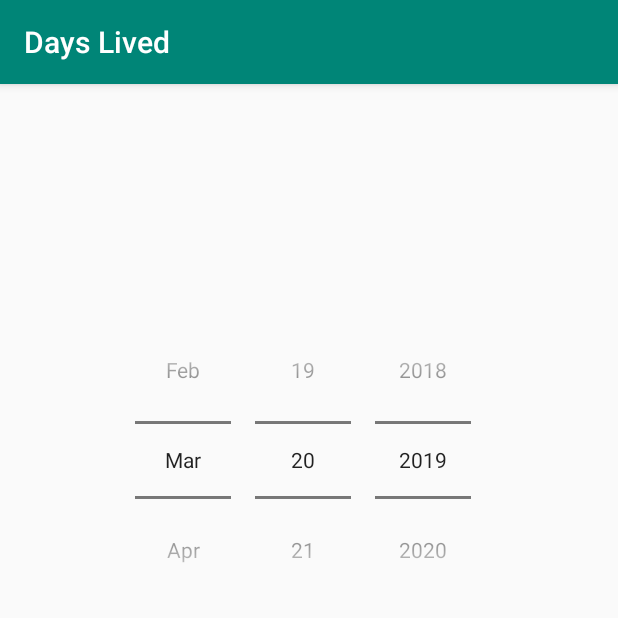
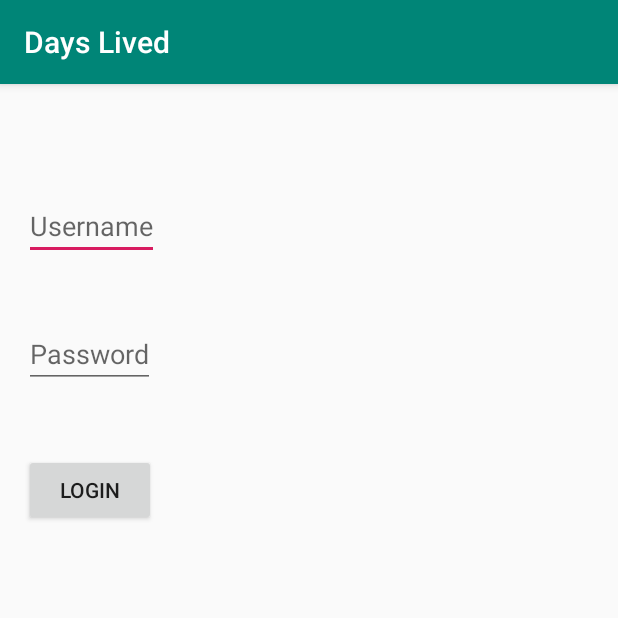
Before and after one commit to Ignis17/CS355, an Android app: the screen it shows after launch (MainActivity), on a phone screen of 412 x 824 dp, the top half of it. Run offline under Robolectric (Android 15) with nearby library versions, the phone set to English and light mode, and no system bars.

Commit message:
finished lab assignment 5

```diff
--- a/AndroidStudio/DaysLived/app/src/main/AndroidManifest.xml
+++ b/AndroidStudio/DaysLived/app/src/main/AndroidManifest.xml
@@ -9,6 +9,7 @@
         android:roundIcon="@mipmap/ic_launcher_round"
         android:supportsRtl="true"
         android:theme="@style/AppTheme">
+        <activity android:name=".DaysLivedActivity"></activity>
         <activity android:name=".MainActivity">
             <intent-filter>
                 <action android:name="android.intent.action.MAIN" />
--- a/AndroidStudio/DaysLived/app/src/main/res/layout/activity_main.xml
+++ b/AndroidStudio/DaysLived/app/src/main/res/layout/activity_main.xml
@@ -6,17 +6,40 @@
     android:layout_height="match_parent"
     tools:context=".MainActivity">
 
-    <DatePicker
-        android:id="@+id/simpleDatePicker"
+    <EditText
+        android:id="@+id/editTextUserName"
         android:layout_width="wrap_content"
         android:layout_height="wrap_content"
-        android:layout_marginTop="92dp"
-        android:layout_marginBottom="359dp"
-        android:datePickerMode="spinner"
-        android:calendarViewShown="false"
-        app:layout_constraintBottom_toBottomOf="parent"
+        android:layout_marginTop="72dp"
+        android:layout_marginEnd="8dp"
+        android:hint="Username"
         app:layout_constraintEnd_toEndOf="parent"
+        app:layout_constraintHorizontal_bias="0.05"
         app:layout_constraintStart_toStartOf="parent"
-        app:layout_constraintTop_toTopOf="parent"></DatePicker>
+        app:layout_constraintTop_toTopOf="parent" />
 
+    <EditText
+        android:id="@+id/editTextPsswd"
+        android:layout_width="wrap_content"
+        android:layout_height="wrap_content"
+        android:layout_marginStart="8dp"
+        android:layout_marginTop="40dp"
+        android:layout_marginEnd="8dp"
+        android:hint="Password"
+        android:inputType="textPassword"
+        app:layout_constraintEnd_toEndOf="parent"
+        app:layout_constraintHorizontal_bias="0.025"
+        app:layout_constraintStart_toStartOf="parent"
+        app:layout_constraintTop_toBottomOf="@+id/editTextUserName" />
+
+    <Button
+        android:id="@+id/button"
+        android:layout_width="wrap_content"
+        android:layout_height="wrap_content"
+        android:layout_marginStart="16dp"
+        android:layout_marginTop="44dp"
+        android:onClick="validateUser"
+        android:text="LOGIN"
+        app:layout_constraintStart_toStartOf="parent"
+        app:layout_constraintTop_toBottomOf="@+id/editTextPsswd" />
 </android.support.constraint.ConstraintLayout>
```
Also changed, not shown: AndroidStudio/DaysLived/app/src/main/java/com/example/dayslived/DaysLivedActivity.java (added, +45 -0 lines), AndroidStudio/DaysLived/app/src/main/java/com/example/dayslived/MainActivity.java (+8 -3 lines), AndroidStudio/DaysLived/app/src/main/res/layout/activity_days_lived.xml (added, +67 -0 lines).
